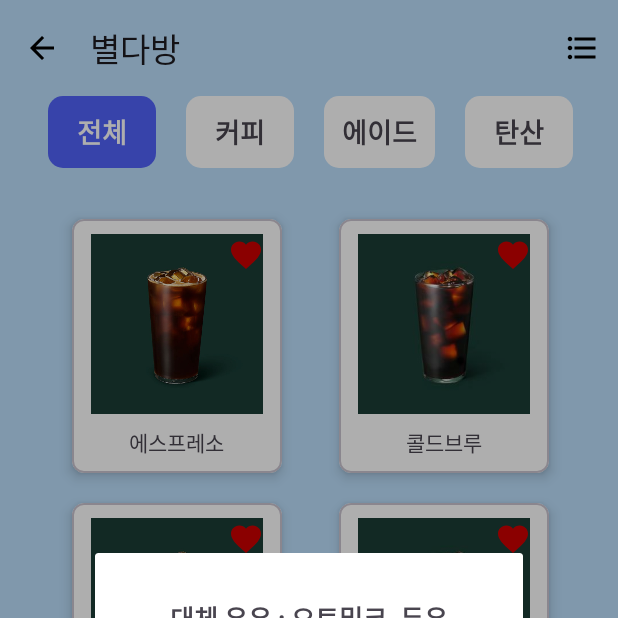
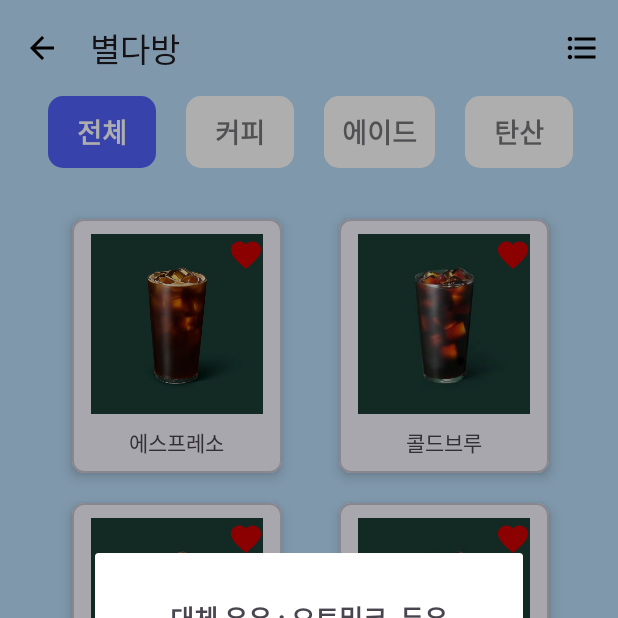
Before and after one commit to yswn1531/LactoseFree, an Android app: the BrandMenuFragment screen opened through its navigation route, on a phone screen of 412 x 824 dp, the top half of it. Run offline under Robolectric (Android 15) with nearby library versions, the phone set to English and light mode, and no system bars; our stand-ins replace navigation-ui.

Commit message:
Feat: apply theme

```diff
--- a/app/src/main/java/com/sesac/lactosefree/favorite/detail/FavoriteDetailFragment.kt
+++ b/app/src/main/java/com/sesac/lactosefree/favorite/detail/FavoriteDetailFragment.kt
@@ -35,7 +35,6 @@ class FavoriteDetailFragment : ViewBindingBaseFragment<FragmentFavoriteDetailBin
             favoriteDetailEditButton.setOnClickListener {
                 if (favoriteDetailText.text?.isNotEmpty() == true) {
                     favoriteDetailText.isEnabled = !favoriteDetailText.isEnabled
-                    favoriteDetailText.setTextColor(resources.getColor(R.color.PrimaryText))
                     Toast.makeText(context, "수정모드", Toast.LENGTH_SHORT).show()
                 }
             }
--- a/app/src/main/res/color/tab_selecter.xml
+++ b/app/src/main/res/color/selecter_tab.xml
@@ -1,5 +1,5 @@
 <?xml version="1.0" encoding="utf-8"?>
 <selector xmlns:android="http://schemas.android.com/apk/res/android">
     <item android:color="@color/AccentColor" android:state_selected="true" />
-    <item android:color="@color/Text" />
+    <item android:color="@color/SecondaryText" />
 </selector>
--- /dev/null
+++ b/app/src/main/res/color/selector_navigationbar.xml
@@ -0,0 +1,5 @@
+<?xml version="1.0" encoding="utf-8"?>
+<selector xmlns:android="http://schemas.android.com/apk/res/android">
+    <item android:state_checked="true" android:color="@color/SecondaryText" />
+    <item android:color="@color/DiverColor" />
+</selector>
--- a/app/src/main/res/drawable/style_dialog.xml
+++ b/app/src/main/res/drawable/style_dialog.xml
@@ -2,5 +2,5 @@
 <shape xmlns:android="http://schemas.android.com/apk/res/android"
     android:shape="rectangle">
     <corners android:radius="30dp"/>
-    <solid android:color="@color/Text"/>
+    <solid android:color="@color/SecondaryText"/>
 </shape>
--- a/app/src/main/res/drawable/style_menu_tab.xml
+++ b/app/src/main/res/drawable/style_menu_tab.xml
@@ -2,5 +2,5 @@
 <shape xmlns:android="http://schemas.android.com/apk/res/android"
     android:shape="rectangle">
     <corners android:radius="10dp" />
-    <solid android:color="@color/tab_selecter" />
+    <solid android:color="@color/selecter_tab" />
 </shape>
--- a/app/src/main/res/layout/activity_main.xml
+++ b/app/src/main/res/layout/activity_main.xml
@@ -34,9 +34,7 @@
         app:layout_constraintBottom_toBottomOf="parent"
         app:layout_constraintEnd_toEndOf="parent"
         app:layout_constraintStart_toStartOf="parent"
-        app:menu="@menu/bottom_navigation_menu"
-        android:background="@color/PrimaryColor"
-        app:itemBackground="@color/LightPrimaryColor"
+        style="@style/NavigationBar"
         >
     </com.google.android.material.bottomnavigation.BottomNavigationView>
 
--- a/app/src/main/res/layout/fragment_brand.xml
+++ b/app/src/main/res/layout/fragment_brand.xml
@@ -5,7 +5,6 @@
     android:layout_width="match_parent"
     android:layout_height="match_parent"
     tools:context=".brand.BrandFragment"
-    android:background="@color/LightPrimaryColor"
     >
 
     <androidx.constraintlayout.widget.Guideline
--- a/app/src/main/res/layout/fragment_brand_menu.xml
+++ b/app/src/main/res/layout/fragment_brand_menu.xml
@@ -4,7 +4,6 @@
     xmlns:tools="http://schemas.android.com/tools"
     android:layout_width="match_parent"
     android:layout_height="match_parent"
-    android:background="@color/LightPrimaryColor"
     tools:context=".brand.detail.BrandMenuFragment">
 
     <androidx.constraintlayout.widget.Guideline
@@ -45,21 +44,17 @@
         android:id="@+id/menuTL"
         android:layout_width="0dp"
         android:layout_height="wrap_content"
-        android:background="@color/LightPrimaryColor"
         app:layout_constraintStart_toStartOf="@id/glStart"
         app:layout_constraintEnd_toEndOf="@id/glEnd"
         app:layout_constraintTop_toBottomOf="@+id/brandMenuTB"
-        app:tabBackground="@drawable/style_menu_tab"
-        app:tabIndicatorHeight="0dp"
-        app:tabMode="scrollable"
-        app:tabTextAppearance="@style/tabText"
-        app:tabSelectedTextColor="@color/Text"
+        style="@style/MenuDetailTab"
         >
 
         <com.google.android.material.tabs.TabItem
             android:layout_width="wrap_content"
             android:layout_height="wrap_content"
             android:text="전체"
+
             />
 
         <com.google.android.material.tabs.TabItem
--- a/app/src/main/res/layout/fragment_favorite.xml
+++ b/app/src/main/res/layout/fragment_favorite.xml
@@ -4,7 +4,6 @@
     xmlns:app="http://schemas.android.com/apk/res-auto"
     android:layout_width="match_parent"
     android:layout_height="match_parent"
-    android:background="@color/LightPrimaryColor"
     tools:context=".favorite.FavoriteFragment">
 
     <androidx.constraintlayout.widget.Guideline
--- a/app/src/main/res/layout/fragment_favorite_detail.xml
+++ b/app/src/main/res/layout/fragment_favorite_detail.xml
@@ -5,7 +5,6 @@
     android:layout_width="match_parent"
     android:layout_height="match_parent"
     tools:context=".favorite.detail.FavoriteDetailFragment"
-    android:background="@color/LightPrimaryColor"
     >
 
     <androidx.constraintlayout.widget.Guideline
@@ -73,7 +72,6 @@
         android:gravity="top"
         android:background="@drawable/style_menu_tab"
         android:enabled="false"
-        android:textColor="@color/PrimaryText"
         />
 
 
--- a/app/src/main/res/layout/fragment_information.xml
+++ b/app/src/main/res/layout/fragment_information.xml
@@ -4,7 +4,6 @@
     xmlns:app="http://schemas.android.com/apk/res-auto"
     android:layout_width="match_parent"
     android:layout_height="match_parent"
-    android:background="@color/LightPrimaryColor"
     tools:context=".information.InformationFragment">
 
     <androidx.constraintlayout.widget.Guideline
--- a/app/src/main/res/layout/item_recyclerview_brand.xml
+++ b/app/src/main/res/layout/item_recyclerview_brand.xml
@@ -10,7 +10,6 @@
     app:cardUseCompatPadding="true"
     android:layout_marginStart="8dp"
     android:layout_marginEnd="8dp"
-    android:backgroundTint="@color/Text"
     >
 
     <androidx.constraintlayout.widget.ConstraintLayout
--- a/app/src/main/res/layout/item_recyclerview_favorite.xml
+++ b/app/src/main/res/layout/item_recyclerview_favorite.xml
@@ -10,7 +10,6 @@
     app:cardUseCompatPadding="true"
     android:layout_marginStart="8dp"
     android:layout_marginEnd="8dp"
-    android:backgroundTint="@color/Text"
     >
 
     <androidx.constraintlayout.widget.ConstraintLayout
--- a/app/src/main/res/layout/item_recyclerview_menu.xml
+++ b/app/src/main/res/layout/item_recyclerview_menu.xml
@@ -5,7 +5,6 @@
     android:layout_height="wrap_content"
     android:layout_marginStart="8dp"
     android:layout_marginEnd="8dp"
-    android:backgroundTint="@color/Text"
     app:cardCornerRadius="8dp"
     app:cardElevation="5dp"
     app:cardPreventCornerOverlap="true"
--- a/app/src/main/res/menu/bottom_navigation_menu.xml
+++ b/app/src/main/res/menu/bottom_navigation_menu.xml
@@ -1,6 +1,5 @@
 <?xml version="1.0" encoding="utf-8"?>
 <menu xmlns:android="http://schemas.android.com/apk/res/android">
-
     <item
         android:id="@+id/homeFragment"
         android:icon="@drawable/ic_home_24"
--- a/app/src/main/res/values/colors.xml
+++ b/app/src/main/res/values/colors.xml
@@ -5,7 +5,7 @@
     <color name="PrimaryColor">#56B0FF</color>
     <color name="AccentColor">#5162F9</color>
     <color name="PrimaryText">#212121</color>
-    <color name="SecondaryText">#757575</color>
+    <color name="SecondaryText">#FFFFFFFF</color>
     <color name="DiverColor">#BDBDBD</color>
-    <color name="Text">#FFFFFFFF</color>
+    <color name="ThirdText">#757575</color>
 </resources>
--- a/app/src/main/res/values/styles.xml
+++ b/app/src/main/res/values/styles.xml
@@ -1,10 +1,5 @@
 <?xml version="1.0" encoding="utf-8"?>
 <resources>
-    <style name="tabText" parent="Widget.Material3.TabLayout">
-        <item name="android:textSize">18sp</item>
-        <item name="android:textStyle">bold</item>
-        <item name="android:textColor">?attr/colorOnSurface</item>
-    </style>
 
     <style name="CustomAlertDialog">
         <item name="android:backgroundDimEnabled">true</item>
@@ -12,4 +7,27 @@
         <item name="android:windowCloseOnTouchOutside">true</item>
         <item name="android:windowIsFloating">true</item>
     </style>
+
+    <style name="NavigationBar" parent="Widget.Material3.BottomNavigationView">
+        <item name="menu">@menu/bottom_navigation_menu</item>
+        <item name="itemBackground">@color/PrimaryColor</item>
+        <item name="itemIconTint">@color/selector_navigationbar</item>
+        <item name="itemActiveIndicatorStyle">@null</item>
+    </style>
+
+    <style name="MenuDetailTab" parent="Widget.MaterialComponents.TabLayout">
+        <item name="tabIndicatorHeight">0dp</item>
+        <item name="tabMode">scrollable</item>
+        <item name="tabSelectedTextColor">@color/SecondaryText</item>
+        <item name="tabBackground">@drawable/style_menu_tab</item>
+        <item name="android:background">@color/LightPrimaryColor</item>
+        <item name="tabTextAppearance">@style/tabText</item>
+    </style>
+
+    <style name="tabText" parent="Widget.Material3.TabLayout">
+        <item name="android:textSize">18sp</item>
+        <item name="android:textStyle">bold</item>
+        <item name="android:textColor">?attr/colorOnSurface</item>
+    </style>
+
 </resources>
--- a/app/src/main/res/values/themes.xml
+++ b/app/src/main/res/values/themes.xml
@@ -1,6 +1,12 @@
 <resources xmlns:tools="http://schemas.android.com/tools">
     <!-- Base application theme. -->
     <style name="Base.Theme.LactoseFree" parent="Theme.Material3.DayNight.NoActionBar">
+        <!-- Customize your theme here. -->
+        <item name="colorPrimary">@color/LightPrimaryColor</item>
+        <item name="colorPrimaryDark">@color/DarkPrimaryColor</item>
+        <item name="colorAccent">@color/AccentColor</item>
+        <!-- Background Color. -->
+        <item name="android:windowBackground">@color/LightPrimaryColor</item>
     </style>
 
     <style name="Theme.LactoseFree" parent="Base.Theme.LactoseFree" />
```
